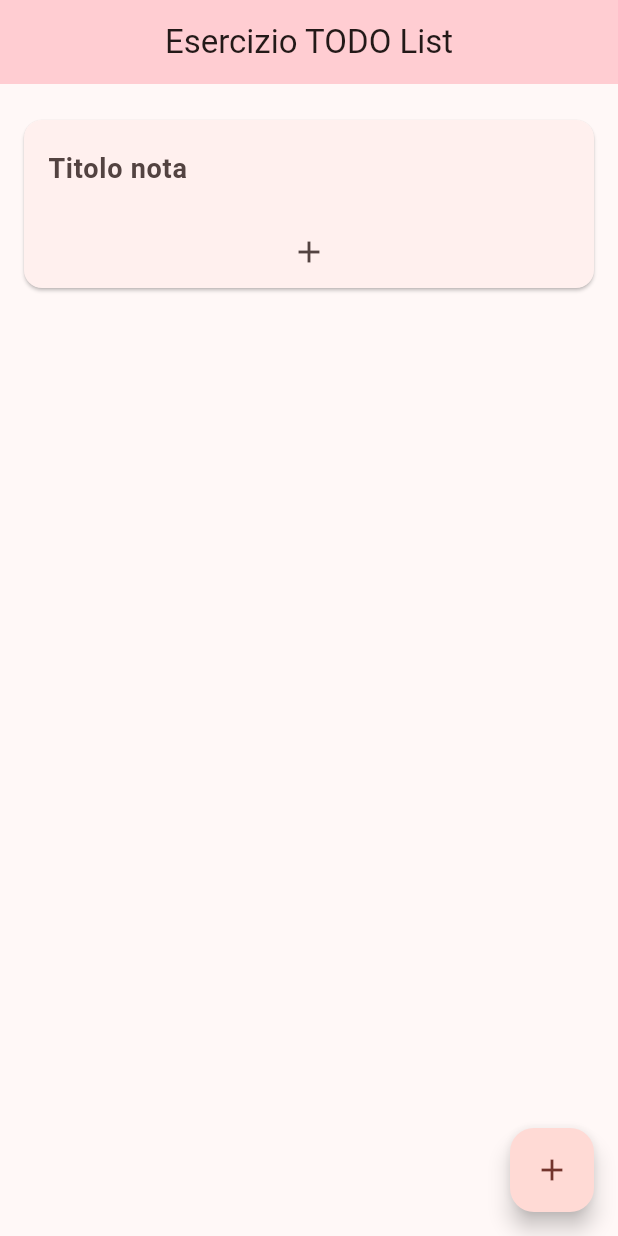
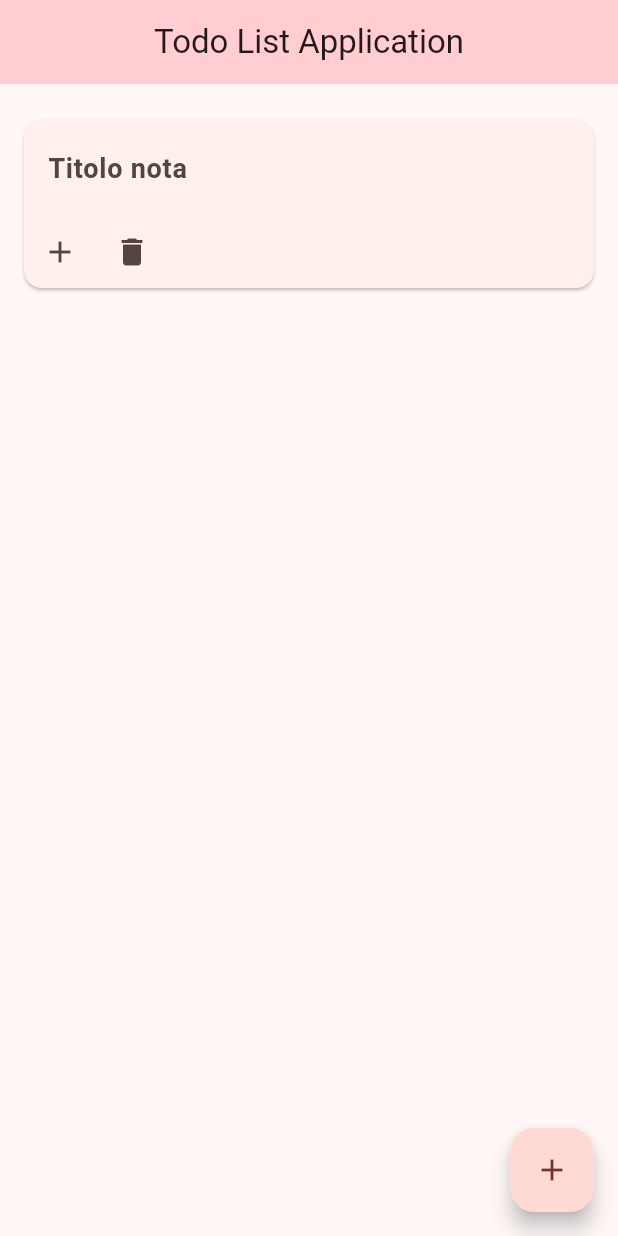
Before and after one commit to RiccardoCazzaro/TPSIT_25-26, a Flutter app: the screen it shows after launch, after a tap on the "add" icon, on a phone screen of 412 x 824 dp. Run offline on Flutter 3.47's test engine with Material 3 defaults, Android fonts, the phone set to English and light mode, and no system bars.

Commit message:
Ottimizzazione UI

```diff
--- a/todoList/lib/main.dart
+++ b/todoList/lib/main.dart
@@ -19,17 +19,15 @@ class MyApp extends StatelessWidget {
         colorScheme: ColorScheme.fromSeed(seedColor: Colors.red),
       ),
       home: ChangeNotifierProvider<TodoListNotifier>(
+        child: const MyHomePage(),
         create: (context) => TodoListNotifier(),
-        child: const MyHomePage(title: "Esercizio TODO List"),
       ),
     );
   }
 }
 
 class MyHomePage extends StatefulWidget {
-  const MyHomePage({super.key, required this.title});
-
-  final String title;
+  const MyHomePage({super.key});
 
   @override
   State<MyHomePage> createState() => _MyHomePageState();
@@ -42,7 +40,7 @@ class _MyHomePageState extends State<MyHomePage> {
 
     return Scaffold(
       appBar: AppBar(
-        title: Text(widget.title),
+        title: const Text("Todo List Application"),
         centerTitle: true,
         backgroundColor: Colors.red[100],
       ),
--- a/todoList/lib/notifier.dart
+++ b/todoList/lib/notifier.dart
@@ -8,6 +8,11 @@ class TodoListNotifier with ChangeNotifier {
 
   void addNote(String title) {
     _notes.add(Note(title: title, todos: [], titleController: TextEditingController()));
+    notifyListeners();
+  }
+
+   void deleteNote(int noteIndex) {
+    _notes.removeAt(noteIndex);
     notifyListeners();
   }
 
--- a/todoList/lib/widgets.dart
+++ b/todoList/lib/widgets.dart
@@ -32,13 +32,25 @@ class NoteCard extends StatelessWidget {
             children: [
               for (int i = 0; i < note.todos.length; i++)
                 TodoItem(
-                    todo: note.todos[i], noteIndex: noteIndex, todoIndex: i),
+                    todo: note.todos[i], noteIndex: noteIndex),
+              Row(
+                   children: [
                 IconButton(
                   icon: const Icon(Icons.add),
+                  tooltip: "Aggiungi todo",
                   onPressed: () {
                     notifier.addTodoToNote(noteIndex, "Nuovo Todo");
                   },
                 ),
+               IconButton(
+                  icon: const Icon(Icons.delete),
+                  tooltip: "Elimina nota",
+                  onPressed: () {
+                    notifier.deleteNote(noteIndex);
+                  },
+                ),
+                   ],
+              ),
             ],
           ),
         ],
@@ -49,12 +61,11 @@ class NoteCard extends StatelessWidget {
 
 class TodoItem extends StatelessWidget {
   TodoItem(
-      {required this.todo, required this.noteIndex, required this.todoIndex})
+      {required this.todo, required this.noteIndex})
       : super(key: ObjectKey(todo));
 
   final Todo todo;
   final int noteIndex;
-  final int todoIndex;
 
   TextStyle? _getTextStyle(bool checked) {
     if (!checked) return null;
```
Also changed, not shown: 1 other file.
